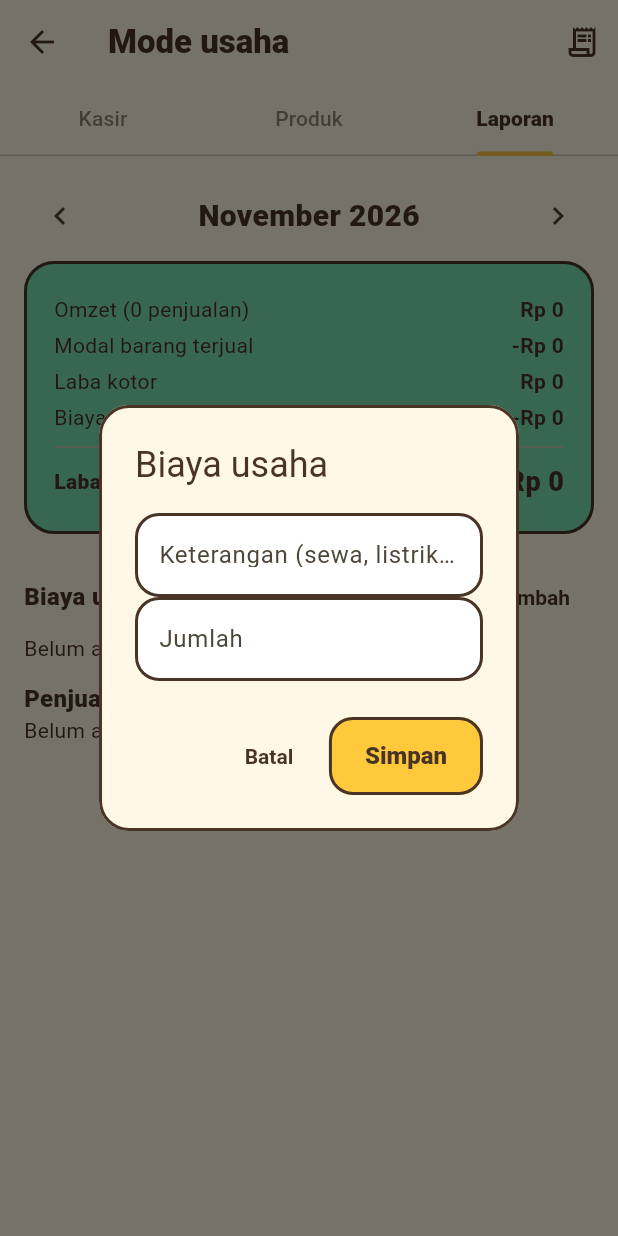
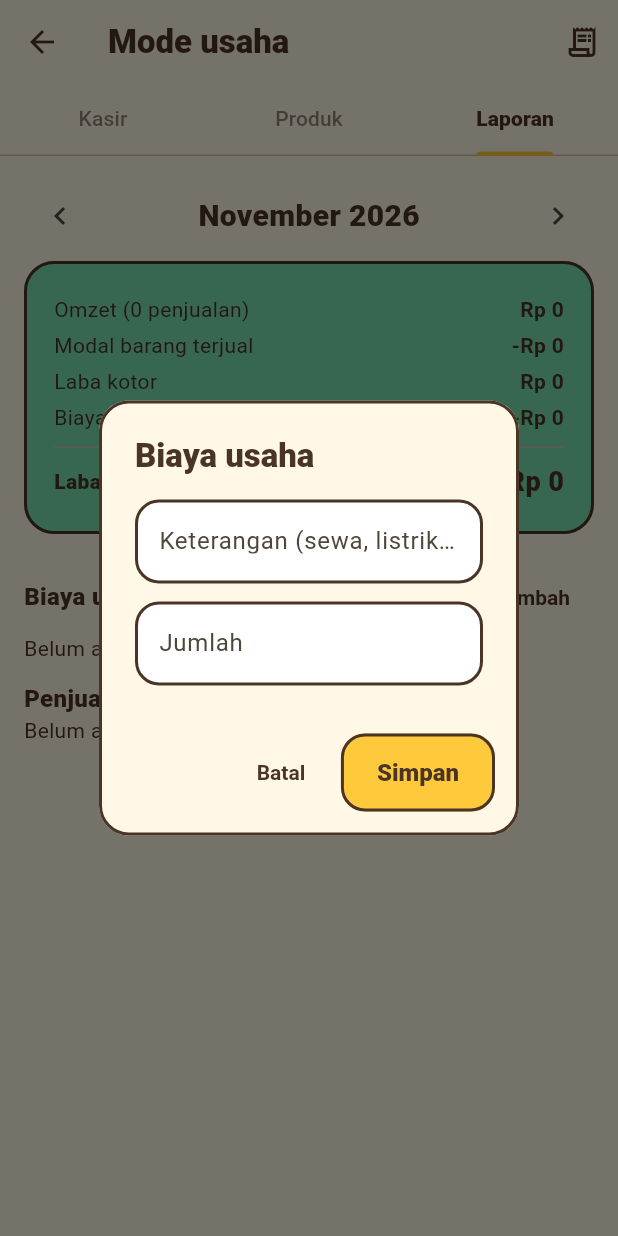
Before and after one commit to Bayu-Pasifik/cuanly, a Flutter app: the BusinessPage screen opened directly, tab 3 chosen, after a tap on "Tambah", on a phone screen of 412 x 824 dp. Run offline on Flutter 3.47's test engine with Material 3 defaults, Android fonts, the phone set to English and light mode, and no system bars; our stand-ins replace file_picker, fl_chart, flutter_local_notifications, flutter_secure_storage, image_picker, local_auth and 5 more; missing offline and left inert: google_mlkit_text_recognition; accounts and stored records are empty.

Commit message:
fix: add spacing between fields in dialogs and sheets, bolder dialog title
Co-Authored-By: Claude Sonnet 5.5 <noreply@anthropic.com>

```diff
--- a/lib/ui/business.dart
+++ b/lib/ui/business.dart
@@ -26,7 +26,7 @@ class _BusinessPageState extends State<BusinessPage> {
       context: context,
       builder: (ctx) => AlertDialog(
         title: const Text('Pengaturan struk'),
-        content: Column(mainAxisSize: MainAxisSize.min, children: [
+        content: Column(mainAxisSize: MainAxisSize.min, spacing: 12, children: [
           TextField(controller: name, decoration: const InputDecoration(labelText: 'Nama usaha')),
           TextField(controller: footer, decoration: const InputDecoration(labelText: 'Catatan bawah struk')),
         ]),
@@ -220,7 +220,7 @@ class _ProductsTabState extends State<ProductsTab> {
       context: context,
       builder: (ctx) => AlertDialog(
         title: Text(p == null ? 'Produk baru' : 'Ubah produk'),
-        content: Column(mainAxisSize: MainAxisSize.min, children: [
+        content: Column(mainAxisSize: MainAxisSize.min, spacing: 12, children: [
           TextField(controller: name, decoration: const InputDecoration(labelText: 'Nama')),
           TextField(
               controller: price,
@@ -304,7 +304,7 @@ class _ReportTabState extends State<ReportTab> {
       context: context,
       builder: (ctx) => AlertDialog(
         title: const Text('Biaya usaha'),
-        content: Column(mainAxisSize: MainAxisSize.min, children: [
+        content: Column(mainAxisSize: MainAxisSize.min, spacing: 12, children: [
           TextField(controller: desc, decoration: const InputDecoration(labelText: 'Keterangan (sewa, listrik, ...)')),
           TextField(
               controller: amt,
--- a/lib/ui/dashboard.dart
+++ b/lib/ui/dashboard.dart
@@ -45,7 +45,7 @@ class _DashboardPageState extends State<DashboardPage> {
       builder: (_) => StatefulBuilder(
         builder: (ctx, set) => AlertDialog(
           title: Text(w == null ? 'Dompet baru' : 'Ubah dompet'),
-          content: Column(mainAxisSize: MainAxisSize.min, children: [
+          content: Column(mainAxisSize: MainAxisSize.min, spacing: 12, children: [
             TextField(controller: name, decoration: const InputDecoration(labelText: 'Nama')),
             TextField(
                 controller: bal,
@@ -128,7 +128,7 @@ class _DashboardPageState extends State<DashboardPage> {
               );
           return AlertDialog(
             title: const Text('Transfer antar dompet'),
-            content: Column(mainAxisSize: MainAxisSize.min, children: [
+            content: Column(mainAxisSize: MainAxisSize.min, spacing: 12, children: [
               pick('Dari', from, (v) => from = v),
               pick('Ke', to, (v) => to = v),
               TextField(
@@ -171,7 +171,7 @@ class _DashboardPageState extends State<DashboardPage> {
       builder: (_) => StatefulBuilder(
         builder: (ctx, set) => AlertDialog(
           title: const Text('Anggaran kategori'),
-          content: Column(mainAxisSize: MainAxisSize.min, children: [
+          content: Column(mainAxisSize: MainAxisSize.min, spacing: 12, children: [
             DropdownButton<String>(
               value: cat,
               isExpanded: true,
--- a/lib/ui/debts.dart
+++ b/lib/ui/debts.dart
@@ -37,7 +37,7 @@ class _DebtsPageState extends State<DebtsPage> {
       builder: (_) => StatefulBuilder(
         builder: (ctx, set) => AlertDialog(
           title: Text(d == null ? 'Catat utang' : 'Ubah utang'),
-          content: Column(mainAxisSize: MainAxisSize.min, children: [
+          content: Column(mainAxisSize: MainAxisSize.min, spacing: 12, children: [
             SegmentedButton<String>(
               segments: const [
                 ButtonSegment(value: 'owe', label: Text('Saya berutang')),
--- a/lib/ui/dreams.dart
+++ b/lib/ui/dreams.dart
@@ -30,6 +30,7 @@ class _DreamsPageState extends State<DreamsPage> {
         title: Text(d == null ? 'Impian baru' : 'Ubah impian'),
         content: Column(
           mainAxisSize: MainAxisSize.min,
+          spacing: 12,
           children: [
             TextField(
               controller: title,
--- a/lib/ui/login.dart
+++ b/lib/ui/login.dart
@@ -89,7 +89,7 @@ class _LoginPageState extends State<LoginPage> {
       context: context,
       builder: (ctx) => AlertDialog(
         title: const Text('Lupa password?'),
-        content: Column(mainAxisSize: MainAxisSize.min, crossAxisAlignment: CrossAxisAlignment.start, children: [
+        content: Column(mainAxisSize: MainAxisSize.min, spacing: 12, crossAxisAlignment: CrossAxisAlignment.start, children: [
           const Text('Masukkan email akunmu. Kami kirim tautan untuk membuat password baru.'),
           TextField(controller: c, keyboardType: TextInputType.emailAddress, decoration: const InputDecoration(labelText: 'Email')),
         ]),
--- a/lib/ui/settings.dart
+++ b/lib/ui/settings.dart
@@ -162,7 +162,7 @@ class _SettingsPageState extends State<SettingsPage> {
       builder: (ctx) => StatefulBuilder(
         builder: (ctx, set) => AlertDialog(
           title: const Text('Ubah password'),
-          content: Column(mainAxisSize: MainAxisSize.min, children: [
+          content: Column(mainAxisSize: MainAxisSize.min, spacing: 12, children: [
             TextField(controller: pass, obscureText: true, decoration: const InputDecoration(labelText: 'Password baru')),
             TextField(controller: confirm, obscureText: true, decoration: const InputDecoration(labelText: 'Ulangi password')),
             if (error != null)
@@ -201,10 +201,9 @@ class _SettingsPageState extends State<SettingsPage> {
       builder: (ctx) => StatefulBuilder(
         builder: (ctx, set) => AlertDialog(
           title: const Text('Hapus akun?'),
-          content: Column(mainAxisSize: MainAxisSize.min, crossAxisAlignment: CrossAxisAlignment.start, children: [
+          content: Column(mainAxisSize: MainAxisSize.min, spacing: 12, crossAxisAlignment: CrossAxisAlignment.start, children: [
             const Text('Semua dompet, transaksi, impian, utang, dan data lain akan dihapus permanen dan tidak bisa dipulihkan. '
                 'Buat backup dulu bila perlu.'),
-            const SizedBox(height: 12),
             TextField(
               controller: c,
               onChanged: (_) => set(() {}),
--- a/lib/ui/theme.dart
+++ b/lib/ui/theme.dart
@@ -117,7 +117,12 @@ ThemeData buildTheme([Brightness brightness = Brightness.light]) {
         side: WidgetStateProperty.all(BorderSide(color: fg, width: 2)),
       ),
     ),
-    dialogTheme: DialogThemeData(backgroundColor: bg, shape: shape),
+    dialogTheme: DialogThemeData(
+      backgroundColor: bg,
+      shape: shape,
+      titleTextStyle: TextStyle(color: fg, fontSize: 22, fontWeight: FontWeight.w800),
+      actionsPadding: const EdgeInsets.fromLTRB(16, 8, 16, 16),
+    ),
     bottomSheetTheme: BottomSheetThemeData(
       backgroundColor: bg,
       shape: RoundedRectangleBorder(
--- a/lib/ui/transactions.dart
+++ b/lib/ui/transactions.dart
@@ -415,6 +415,7 @@ class _AddTransactionSheetState extends State<AddTransactionSheet> {
           const SizedBox(height: 12),
           Wrap(
             spacing: 8,
+            runSpacing: 8,
             children: [
               for (final c in _cats)
                 ChoiceChip(
```
